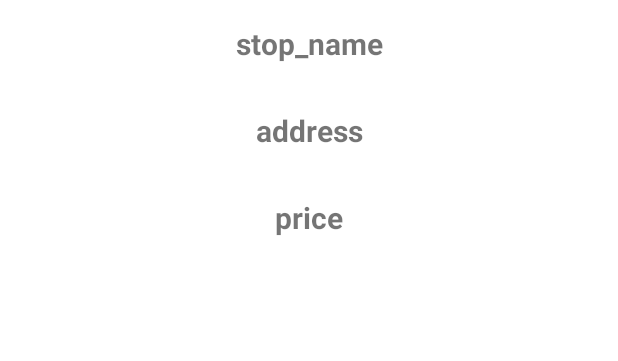
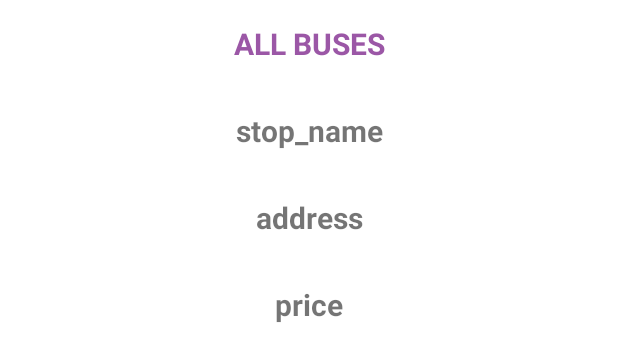
Before and after one commit to omarmohanned/Easyway, an Android app: the layout recy_view_content.xml on its own in the app's theme, with its tools: preview values and no code run, on a phone screen of 412 x 824 dp. Shown: the top 361 px of the screen. Run offline under Robolectric (Android 15) with nearby library versions, the phone set to English and light mode, and no system bars.

Commit message:
easy_way_app

```diff
--- a/app/src/main/java/com/example/myapplication/Retrieve_bus_data_base.java
+++ b/app/src/main/java/com/example/myapplication/Retrieve_bus_data_base.java
@@ -7,6 +7,7 @@ public class Retrieve_bus_data_base {
     private String lon;
     private String price;
     private String busStopName;
+
 
     public Retrieve_bus_data_base() {
     }
--- a/app/src/main/res/layout/activity_admin_page.xml
+++ b/app/src/main/res/layout/activity_admin_page.xml
@@ -4,6 +4,7 @@
     xmlns:tools="http://schemas.android.com/tools"
     android:layout_width="match_parent"
     android:layout_height="match_parent"
+
     tools:context=".Admin_page">
 
     <ScrollView
--- a/app/src/main/res/layout/activity_all_busses.xml
+++ b/app/src/main/res/layout/activity_all_busses.xml
@@ -34,6 +34,12 @@
                 android:layout_margin="15dp"
                 android:layout_gravity="center"/>
 
+            <Button
+                android:id="@+id/confirm"
+                android:layout_width="match_parent"
+                android:layout_height="wrap_content"
+                android:text="confirm location" />
+
             <androidx.recyclerview.widget.RecyclerView
                 android:id="@+id/all_buses_rec"
                 android:layout_width="411dp"
--- a/app/src/main/res/layout/recy_view_content.xml
+++ b/app/src/main/res/layout/recy_view_content.xml
@@ -11,6 +11,18 @@
             android:layout_width="match_parent"
             android:layout_height="wrap_content"
             android:orientation="vertical">
+
+            <TextView
+                android:id="@+id/name"
+                android:layout_width="match_parent"
+                android:layout_height="wrap_content"
+                android:layout_gravity="center"
+                android:layout_margin="15dp"
+                android:gravity="center"
+                android:text="ALL BUSES"
+                android:textColor="@color/purple_mid"
+                android:textSize="20dp"
+                android:textStyle="bold" />
 
             <TextView
                 android:id="@+id/stop_name"
```
Also changed, not shown: app/src/main/java/com/example/myapplication/all_buses_adapter.java (added, +75 -0 lines), app/src/main/java/com/example/myapplication/all_busses.java (+54 -5 lines).
